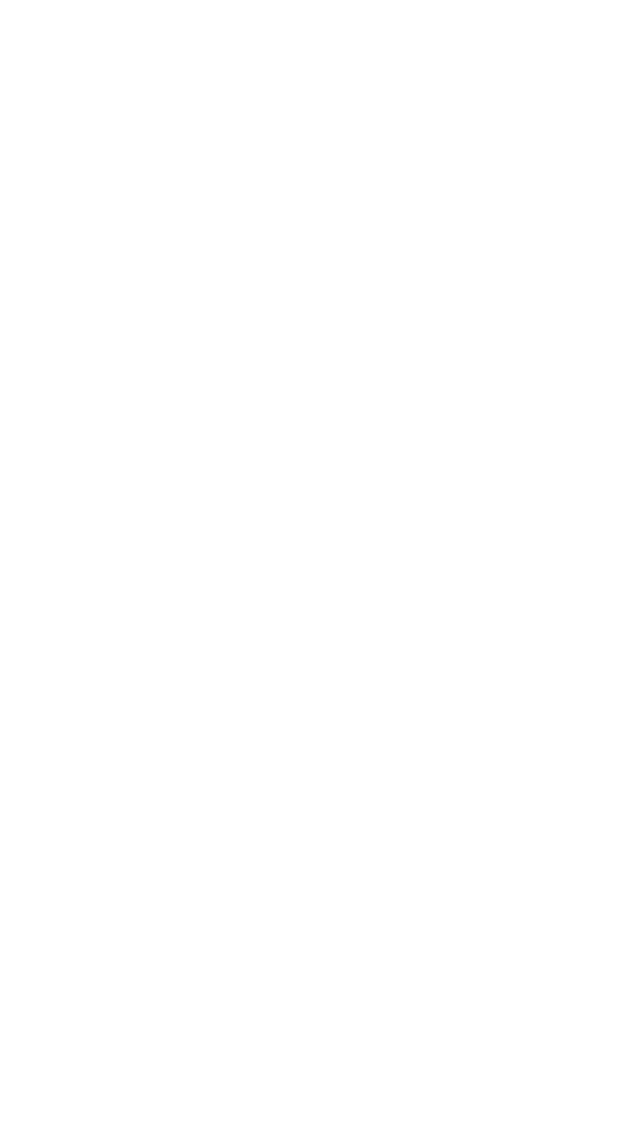
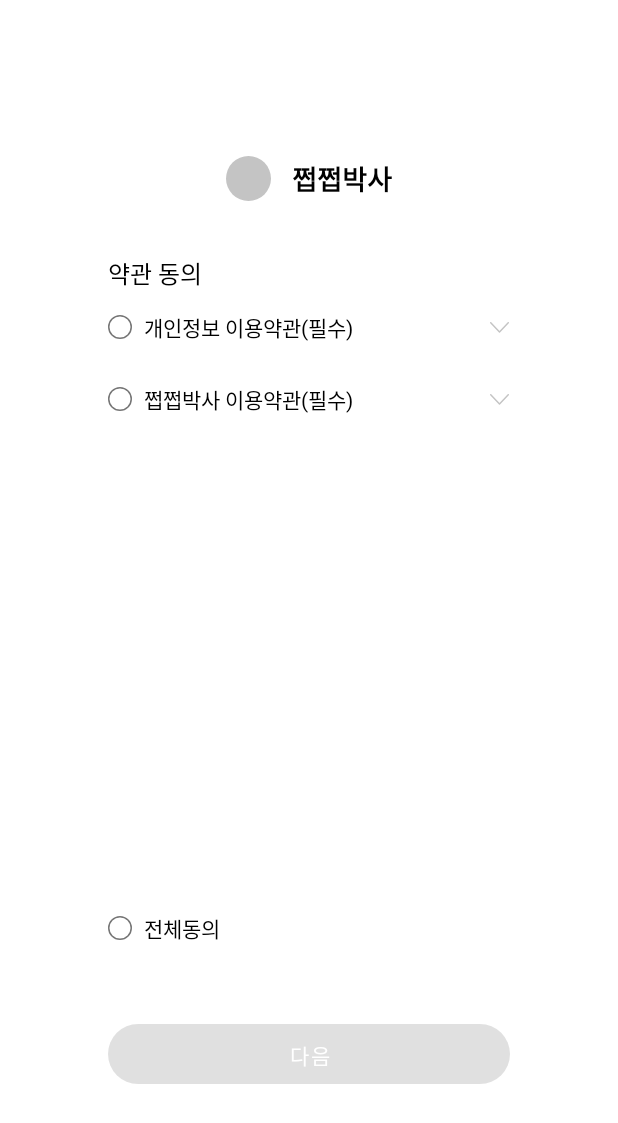
Before and after one commit to BCSDLab/JJBAKSA-ANDROID, an Android app: the SignUpActivity screen opened directly, with no data from a screen before it, on a phone screen of 412 x 824 dp. Before the commit the part shown is empty. Shown: the top 1123 px of the screen. Run offline under Robolectric (Android 15) with nearby library versions, the phone set to English and light mode, and no system bars; our stand-ins replace data binding.

Commit message:
#8 [add] Add Sign up ui

```diff
--- a/app/src/main/java/com/jjbaksa/jjbaksa/ui/signup/SignUpActivity.kt
+++ b/app/src/main/java/com/jjbaksa/jjbaksa/ui/signup/SignUpActivity.kt
@@ -1,12 +1,20 @@
 package com.jjbaksa.jjbaksa.ui.signup
 
-import androidx.appcompat.app.AppCompatActivity
-import android.os.Bundle
 import com.jjbaksa.jjbaksa.R
+import com.jjbaksa.jjbaksa.base.BaseActivity
+import com.jjbaksa.jjbaksa.databinding.ActivitySignUpBinding
 
-class SignUpActivity : AppCompatActivity() {
-    override fun onCreate(savedInstanceState: Bundle?) {
-        super.onCreate(savedInstanceState)
-        setContentView(R.layout.activity_sign_up)
+class SignUpActivity : BaseActivity<ActivitySignUpBinding>() {
+
+    override val layoutId: Int
+        get() = R.layout.activity_sign_up
+
+    override fun initView() {
+    }
+
+    override fun subscribe() {
+    }
+
+    override fun initEvent() {
     }
 }
--- /dev/null
+++ b/app/src/main/java/com/jjbaksa/jjbaksa/ui/signup/TermsFragment.kt
@@ -0,0 +1,56 @@
+package com.jjbaksa.jjbaksa.ui.signup
+
+import android.os.Bundle
+import android.view.LayoutInflater
+import android.view.View
+import android.view.ViewGroup
+import androidx.databinding.DataBindingUtil
+import androidx.fragment.app.Fragment
+import androidx.navigation.fragment.findNavController
+import com.jjbaksa.jjbaksa.R
+import com.jjbaksa.jjbaksa.databinding.FragmentTermsBinding
+
+class TermsFragment : Fragment() {
+
+    private lateinit var binding: FragmentTermsBinding
+
+    override fun onCreateView(
+        inflater: LayoutInflater,
+        container: ViewGroup?,
+        savedInstanceState: Bundle?
+    ): View {
+        binding = DataBindingUtil.inflate(layoutInflater, R.layout.fragment_terms, container, false)
+
+        binding.jjCheckBoxTermsTermsOne.setOnClickListener {
+            isAllCheckBoxChecked()
+        }
+
+        binding.jjCheckBoxTermsTermsTwo.setOnClickListener {
+            isAllCheckBoxChecked()
+        }
+
+        binding.jjCheckBoxTermsTermsCheckAll.setOnClickListener {
+            checkAllCheckBox(binding.jjCheckBoxTermsTermsCheckAll.isChecked())
+            isAllCheckBoxChecked()
+        }
+
+        binding.buttonTermsNext.setOnClickListener {
+            findNavController().navigate(R.id.action_nav_graph_move_to_register)
+        }
+
+        return binding.root
+    }
+
+    private fun isAllCheckBoxChecked() {
+        val isAllCheckBoxChecked =
+            binding.jjCheckBoxTermsTermsOne.isChecked() && binding.jjCheckBoxTermsTermsTwo.isChecked()
+
+        binding.jjCheckBoxTermsTermsCheckAll.setChecked(isAllCheckBoxChecked)
+        binding.buttonTermsNext.isEnabled = isAllCheckBoxChecked
+    }
+
+    private fun checkAllCheckBox(isChecked: Boolean) {
+        binding.jjCheckBoxTermsTermsOne.setChecked(isChecked)
+        binding.jjCheckBoxTermsTermsTwo.setChecked(isChecked)
+    }
+}
--- /dev/null
+++ b/app/src/main/res/drawable/sel_sign_up_button.xml
@@ -0,0 +1,5 @@
+<?xml version="1.0" encoding="utf-8"?>
+<selector xmlns:android="http://schemas.android.com/apk/res/android">
+    <item android:drawable="@drawable/shape_rect_ff7f23_solid_radius_20" android:state_enabled="true" />
+    <item android:drawable="@drawable/shape_rect_c4c4c4_solid_radius_20" />
+</selector>
--- /dev/null
+++ b/app/src/main/res/drawable/shape_rect_c4c4c4_solid_radius_20.xml
@@ -0,0 +1,6 @@
+<?xml version="1.0" encoding="utf-8"?>
+<shape xmlns:android="http://schemas.android.com/apk/res/android"
+    android:shape="rectangle">
+    <solid android:color="@color/color_c4c4c4" />
+    <corners android:radius="20dp" />
+</shape>
--- /dev/null
+++ b/app/src/main/res/drawable/shape_rect_ff7f23_solid_radius_20.xml
@@ -0,0 +1,6 @@
+<?xml version="1.0" encoding="utf-8"?>
+<shape xmlns:android="http://schemas.android.com/apk/res/android"
+    android:shape="rectangle">
+    <solid android:color="@color/color_ff7f23" />
+    <corners android:radius="20dp" />
+</shape>
--- a/app/src/main/res/layout/activity_sign_up.xml
+++ b/app/src/main/res/layout/activity_sign_up.xml
@@ -1,9 +1,24 @@
 <?xml version="1.0" encoding="utf-8"?>
-<androidx.constraintlayout.widget.ConstraintLayout xmlns:android="http://schemas.android.com/apk/res/android"
+<layout xmlns:android="http://schemas.android.com/apk/res/android"
     xmlns:app="http://schemas.android.com/apk/res-auto"
     xmlns:tools="http://schemas.android.com/tools"
-    android:layout_width="match_parent"
-    android:layout_height="match_parent"
     tools:context=".ui.signup.SignUpActivity">
 
-</androidx.constraintlayout.widget.ConstraintLayout>
+    <androidx.constraintlayout.widget.ConstraintLayout
+        android:layout_width="match_parent"
+        android:layout_height="match_parent">
+
+        <androidx.fragment.app.FragmentContainerView
+            android:id="@+id/fragment_container_view_sign_up_fragment"
+            android:name="androidx.navigation.fragment.NavHostFragment"
+            android:layout_width="match_parent"
+            android:layout_height="0dp"
+            app:defaultNavHost="true"
+            app:layout_constraintBottom_toBottomOf="parent"
+            app:layout_constraintEnd_toEndOf="parent"
+            app:layout_constraintStart_toStartOf="parent"
+            app:layout_constraintTop_toTopOf="parent"
+            app:navGraph="@navigation/nav_graph" />
+
+    </androidx.constraintlayout.widget.ConstraintLayout>
+</layout>
--- /dev/null
+++ b/app/src/main/res/layout/fragment_terms.xml
@@ -0,0 +1,105 @@
+<?xml version="1.0" encoding="utf-8"?>
+<layout xmlns:android="http://schemas.android.com/apk/res/android"
+    xmlns:app="http://schemas.android.com/apk/res-auto"
+    xmlns:tools="http://schemas.android.com/tools"
+    tools:context=".ui.signup.TermsFragment">
+
+    <androidx.core.widget.NestedScrollView
+        android:layout_width="match_parent"
+        android:layout_height="match_parent"
+        android:fillViewport="true">
+
+        <androidx.constraintlayout.widget.ConstraintLayout
+            android:layout_width="match_parent"
+            android:layout_height="match_parent"
+            android:layout_marginHorizontal="72dp">
+
+            <include
+                android:id="@+id/include_terms_header"
+                layout="@layout/header_sign_up"
+                app:layout_constraintEnd_toEndOf="parent"
+                app:layout_constraintStart_toStartOf="parent"
+                app:layout_constraintTop_toTopOf="parent" />
+
+            <TextView
+                android:id="@+id/text_view_terms_terms_title"
+                android:layout_width="wrap_content"
+                android:layout_height="wrap_content"
+                android:layout_marginTop="36dp"
+                android:text="@string/terms_agreement"
+                android:textColor="@color/black"
+                android:textSize="16sp"
+                app:layout_constraintStart_toStartOf="parent"
+                app:layout_constraintTop_toBottomOf="@id/include_terms_header"
+                app:layout_constraintVertical_chainStyle="packed" />
+
+            <com.jjbaksa.jjbaksa.jj.JjCheckBox
+                android:id="@+id/jj_check_box_terms_terms_one"
+                android:layout_width="match_parent"
+                android:layout_height="wrap_content"
+                android:checkedButton="@drawable/sel_jj_check_box_check_box"
+                app:checkBox_textSize="14sp"
+                app:has_moreInfo="true"
+                app:layout_constraintBottom_toTopOf="@id/jj_check_box_terms_terms_two"
+                app:layout_constraintStart_toStartOf="parent"
+                app:layout_constraintTop_toBottomOf="@id/text_view_terms_terms_title"
+                app:moreInfo="@string/privacy_term_text"
+                app:moreInfo_textSize="11sp"
+                app:title="@string/privacy_term_title" />
+
+            <com.jjbaksa.jjbaksa.jj.JjCheckBox
+                android:id="@+id/jj_check_box_terms_terms_two"
+                android:layout_width="match_parent"
+                android:layout_height="wrap_content"
+                app:checkBox_textSize="14sp"
+                app:has_moreInfo="true"
+                app:layout_constraintStart_toStartOf="parent"
+                app:layout_constraintTop_toBottomOf="@id/jj_check_box_terms_terms_one"
+                app:moreInfo="@string/jjbaksa_term_text"
+                app:moreInfo_textSize="11sp"
+                app:title="@string/jjbaksa_term_title" />
+
+            <androidx.constraintlayout.widget.ConstraintLayout
+                android:id="@+id/constraint_layout_terms_bottom_layout"
+                android:layout_width="match_parent"
+                android:layout_height="wrap_content"
+                android:orientation="vertical"
+                app:layout_constraintBottom_toBottomOf="parent"
+                app:layout_constraintEnd_toEndOf="parent"
+                app:layout_constraintStart_toStartOf="parent"
+                app:layout_constraintTop_toBottomOf="@id/jj_check_box_terms_terms_two"
+                app:layout_constraintVertical_bias="1">
+
+                <com.jjbaksa.jjbaksa.jj.JjCheckBox
+                    android:id="@+id/jj_check_box_terms_terms_check_all"
+                    android:layout_width="match_parent"
+                    android:layout_height="wrap_content"
+                    android:layout_marginBottom="40dp"
+                    app:backgroundTint="@null"
+                    app:checkBox_textSize="14sp"
+                    app:layout_constraintBottom_toTopOf="@id/button_terms_next"
+                    app:layout_constraintEnd_toEndOf="parent"
+                    app:layout_constraintStart_toStartOf="parent"
+                    app:layout_constraintTop_toTopOf="parent"
+                    app:layout_constraintVertical_bias="1"
+                    app:title="@string/terms_agree_all" />
+
+                <Button
+                    android:id="@+id/button_terms_next"
+                    android:layout_width="0dp"
+                    android:layout_height="40dp"
+                    android:layout_marginBottom="101dp"
+                    android:background="@drawable/sel_sign_up_button"
+                    android:enabled="false"
+                    android:text="@string/next"
+                    android:textColor="@color/color_ffffff"
+                    app:layout_constraintBottom_toBottomOf="parent"
+                    app:layout_constraintEnd_toEndOf="parent"
+                    app:layout_constraintStart_toStartOf="parent"
+                    app:layout_constraintTop_toBottomOf="@id/jj_check_box_terms_terms_check_all" />
+
+            </androidx.constraintlayout.widget.ConstraintLayout>
+
+        </androidx.constraintlayout.widget.ConstraintLayout>
+    </androidx.core.widget.NestedScrollView>
+</layout>
--- /dev/null
+++ b/app/src/main/res/layout/header_sign_up.xml
@@ -0,0 +1,32 @@
+<?xml version="1.0" encoding="utf-8"?>
+<androidx.constraintlayout.widget.ConstraintLayout xmlns:android="http://schemas.android.com/apk/res/android"
+    xmlns:app="http://schemas.android.com/apk/res-auto"
+    android:layout_width="match_parent"
+    android:layout_height="wrap_content">
+
+    <ImageView
+        android:id="@+id/image_view_sign_up_icon"
+        android:layout_width="30dp"
+        android:layout_height="30dp"
+        android:layout_marginTop="104dp"
+        android:src="@drawable/shape_circ_c4c4c4_solid"
+        app:layout_constraintEnd_toStartOf="@id/text_view_sign_up_title"
+        app:layout_constraintHorizontal_chainStyle="packed"
+        app:layout_constraintStart_toStartOf="parent"
+        app:layout_constraintTop_toTopOf="parent" />
+
+    <TextView
+        android:id="@+id/text_view_sign_up_title"
+        android:layout_width="wrap_content"
+        android:layout_height="wrap_content"
+        android:layout_marginStart="14dp"
+        android:text="@string/app_name_kr"
+        android:textColor="@color/black"
+        android:textSize="18sp"
+        android:textStyle="bold"
+        app:layout_constraintBottom_toBottomOf="@id/image_view_sign_up_icon"
+        app:layout_constraintEnd_toEndOf="parent"
+        app:layout_constraintStart_toEndOf="@id/image_view_sign_up_icon"
+        app:layout_constraintTop_toTopOf="@id/image_view_sign_up_icon" />
+
+</androidx.constraintlayout.widget.ConstraintLayout>
--- /dev/null
+++ b/app/src/main/res/navigation/nav_graph.xml
@@ -0,0 +1,45 @@
+<?xml version="1.0" encoding="utf-8"?>
+<navigation xmlns:android="http://schemas.android.com/apk/res/android"
+    xmlns:app="http://schemas.android.com/apk/res-auto"
+    xmlns:tools="http://schemas.android.com/tools"
+    app:startDestination="@+id/fragment_nav_graph_terms">
+
+    <fragment
+        android:id="@+id/fragment_nav_graph_terms"
+        android:name="com.jjbaksa.jjbaksa.ui.signup.TermsFragment"
+        android:label="Terms"
+        tools:layout="@layout/fragment_terms">
+
+        <action
+            android:id="@+id/action_nav_graph_move_to_register"
+            app:destination="@id/fragment_nav_graph_register"
+            app:enterAnim="@anim/nav_default_enter_anim"
+            app:exitAnim="@anim/nav_default_exit_anim"
+            app:popEnterAnim="@anim/nav_default_pop_enter_anim"
+            app:popExitAnim="@anim/nav_default_pop_exit_anim" />
+
+    </fragment>
+
+    <fragment
+        android:id="@+id/fragment_nav_graph_register"
+        android:name="com.jjbaksa.jjbaksa.ui.signup.SignUpFragment"
+        android:label="Register"
+        tools:layout="@layout/fragment_sign_up">
+
+        <action
+            android:id="@+id/action_nav_graph_move_to_welcome"
+            app:destination="@id/fragment_nav_graph_welcome"
+            app:enterAnim="@anim/nav_default_enter_anim"
+            app:exitAnim="@anim/nav_default_exit_anim"
+            app:popEnterAnim="@anim/nav_default_pop_enter_anim"
+            app:popExitAnim="@anim/nav_default_pop_exit_anim" />
+
+    </fragment>
+
+    <fragment
+        android:id="@+id/fragment_nav_graph_welcome"
+        android:name="com.jjbaksa.jjbaksa.ui.signup.WelcomeFragment"
+        android:label="Welcome"
+        tools:layout="@layout/fragment_welcome" />
+
+</navigation>
--- a/app/src/main/res/values/strings.xml
+++ b/app/src/main/res/values/strings.xml
@@ -7,4 +7,26 @@
     <string name="auto_login">자동로그인</string>
     <string name="social_login">소셜 로그인</string>
     <string name="sign_up">회원가입</string>
+
+    <string name="terms_agreement">약관 동의</string>
+    <string name="privacy_term_title">개인정보 이용약관(필수)</string>
+    <string name="privacy_term_text">제1조(목적)\n쩝쩝박사 서비스 이용약관은 bcsd lab에서 서비스를 제공함에 있어, 이용자간의 관리, 의무 및 책임 사항 등을 목적으로 합니다.</string>
+    <string name="jjbaksa_term_title">쩝쩝박사 이용약관(필수)</string>
+    <string name="jjbaksa_term_text">제1조(목적)\n쩝쩝박사 서비스 이용약관은 bcsd lab에서 서비스를 제공함에 있어, 이용자간의 관리, 의무 및 책임 사항 등을 목적으로 합니다.</string>
+    <string name="terms_agree_all">전체동의</string>
+
+    <string name="id_already_exist">이미 존재하는 아이디입니다.</string>
+    <string name="email_not_found">존재하지 않는 도메인입니다.</string>
+    <string name="password_rule_not_match">비밀번호는 문자, 숫자, 특수문자를 포함한 2~16자리로 이루어져야합니다.</string>
+    <string name="password_not_match">비밀번호가 일치하지 않습니다.</string>
+    <string name="need_id_check">아이디 중복확인을 해주세요.</string>
+
+    <string name="welcome_text">회원가입을 축하합니다!\n당신을 어떻게 부르면 좋을까요?</string>
+
+    <string name="next">다음</string>
+    <string name="complete">완료</string>
+
+    <string name="id_check">중복확인</string>
+    <string name="email">이메일</string>
+    <string name="password_confirm">비밀번호 확인</string>
 </resources>
```
Also changed, not shown: app/src/main/java/com/jjbaksa/jjbaksa/ui/signup/SignUpFragment.kt (added, +96 -0 lines), app/src/main/java/com/jjbaksa/jjbaksa/ui/signup/WelcomeFragment.kt (added, +36 -0 lines), app/src/main/res/drawable/sel_sign_up_alert_shown.xml (added, +7 -0 lines), app/src/main/res/drawable/shape_rect_ff7f23_solid_radius_22.xml (added, +10 -0 lines), app/src/main/res/layout/fragment_sign_up.xml (added, +123 -0 lines), app/src/main/res/layout/fragment_welcome.xml (added, +74 -0 lines), app/src/main/res/mipmap-xxxhdpi/img.png (added).
